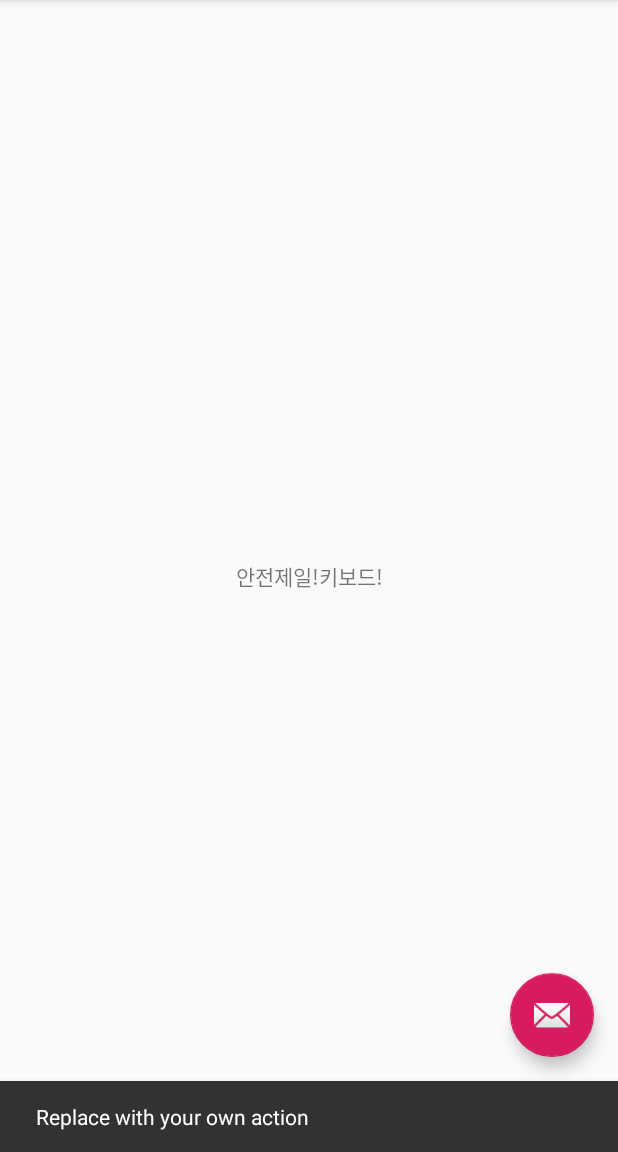
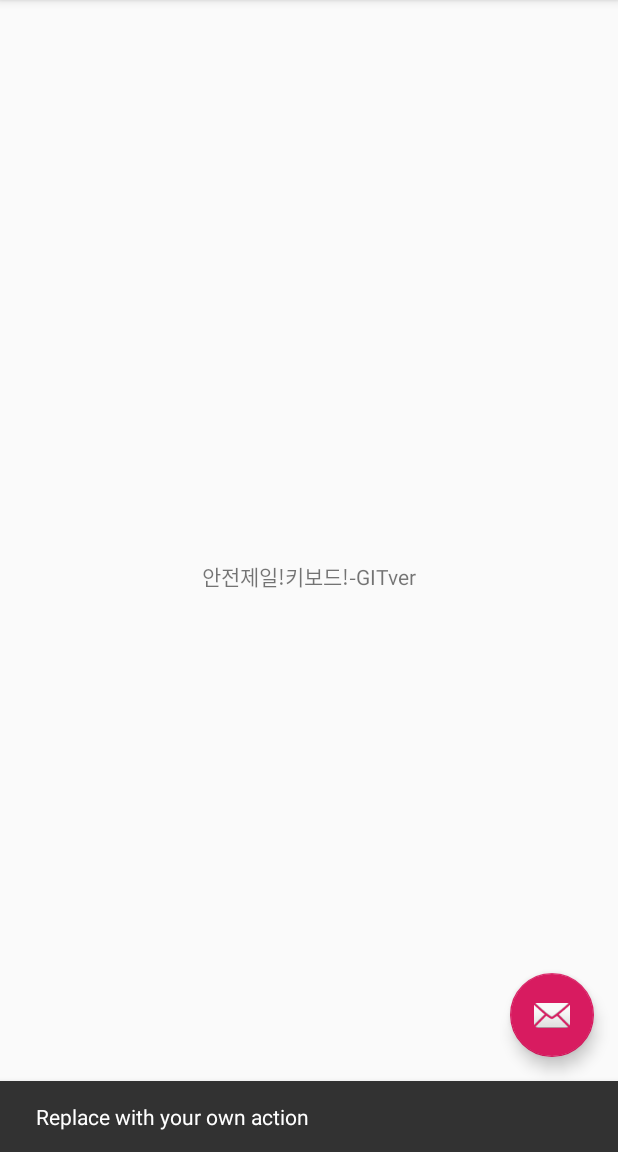
Before and after one commit to potatoyum/Safety-first-kickboard, an Android app: the screen it shows after launch (MainActivity), after a tap on an icon or button, on a phone screen of 412 x 824 dp, the part 84-1236 px from its top. Run offline under Robolectric (Android 15) with nearby library versions, the phone set to English and light mode, and no system bars.

Commit message:
구분용
신경쓰지마삼

```diff
--- a/app/src/main/res/layout/content_main.xml
+++ b/app/src/main/res/layout/content_main.xml
@@ -11,7 +11,7 @@
     <TextView
         android:layout_width="wrap_content"
         android:layout_height="wrap_content"
-        android:text="안전제일!키보드!"
+        android:text="안전제일!키보드!-GITver"
         app:layout_constraintBottom_toBottomOf="parent"
         app:layout_constraintLeft_toLeftOf="parent"
         app:layout_constraintRight_toRightOf="parent"
```
